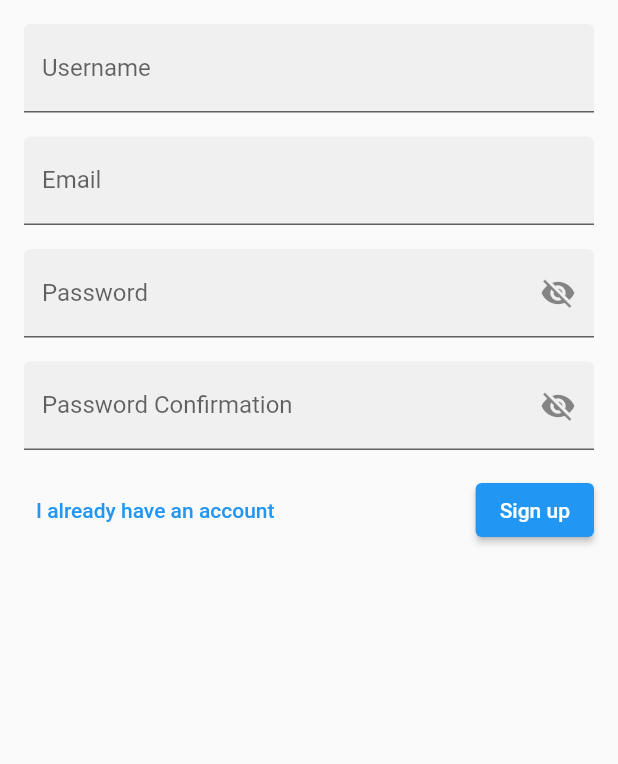
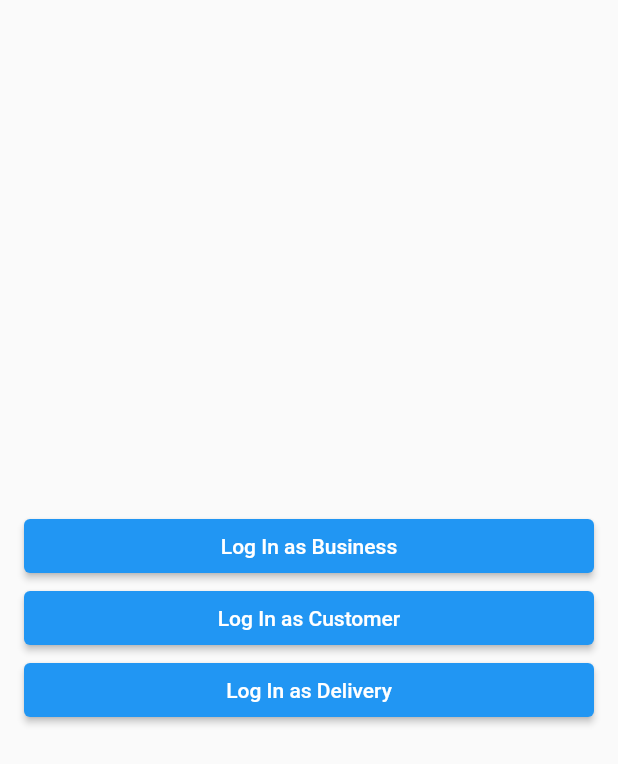
Before and after one commit to ayc-g6/pedidosNow-front, a Flutter app: the screen it shows after launch, on a phone screen of 412 x 824 dp. Shown: the top 764 px of the screen. Run offline on Flutter 3.47's test engine with Material 2 defaults, Android fonts, the phone set to English and light mode, and no system bars; our stand-ins replace flutter_secure_storage.

Commit message:
[ADD] - Added log in redirection and linked log in redirection to business login

```diff
--- a/lib/main.dart
+++ b/lib/main.dart
@@ -1,4 +1,4 @@
-import 'package:envios_ya/src/pages/signup.dart';
+import 'package:envios_ya/src/pages/log_in.dart';
 import 'package:flutter/material.dart';
 
 import 'package:provider/provider.dart';
@@ -29,7 +29,7 @@ class EnviosYaApp extends StatelessWidget {
               case AuthState.loggedIn:
                 return Scaffold(body: Center(child: Text('HOME')));
               case AuthState.loggedOut:
-                return SignUpPage();
+                return LogInPage();
             }
           },
         ),
--- /dev/null
+++ b/lib/src/pages/log_in.dart
@@ -0,0 +1,52 @@
+import 'package:envios_ya/src/pages/log_in_business.dart';
+import 'package:flutter/material.dart';
+
+class LogInPage extends StatelessWidget {
+  const LogInPage({Key? key}) : super(key: key);
+
+  @override
+  Widget build(BuildContext context) {
+    return Scaffold(
+      body: SafeArea(
+        child: Padding(
+          padding: const EdgeInsets.all(16),
+          child: Center(
+            child: Column(
+              mainAxisAlignment: MainAxisAlignment.center,
+              crossAxisAlignment: CrossAxisAlignment.center,
+              children: [
+                SizedBox(
+                  width: double.infinity,
+                  child: ElevatedButton(
+                    child: const Text('Log In as Business'),
+                    onPressed: () {
+                      Navigator.of(context).push(
+                        MaterialPageRoute(
+                          builder: (context) => const LogInBusinessPage(),
+                        ),
+                      );
+                    },
+                  ),
+                ),
+                SizedBox(
+                  width: double.infinity,
+                  child: ElevatedButton(
+                    child: const Text('Log In as Customer'),
+                    onPressed: () {},
+                  ),
+                ),
+                SizedBox(
+                  width: double.infinity,
+                  child: ElevatedButton(
+                    child: const Text('Log In as Delivery'),
+                    onPressed: () {},
+                  ),
+                ),
+              ],
+            ),
+          ),
+        ),
+      ),
+    );
+  }
+}
```
Also changed, not shown: lib/src/pages/log_in_business.dart (added, +138 -0 lines), lib/src/pages/login.dart (deleted).
